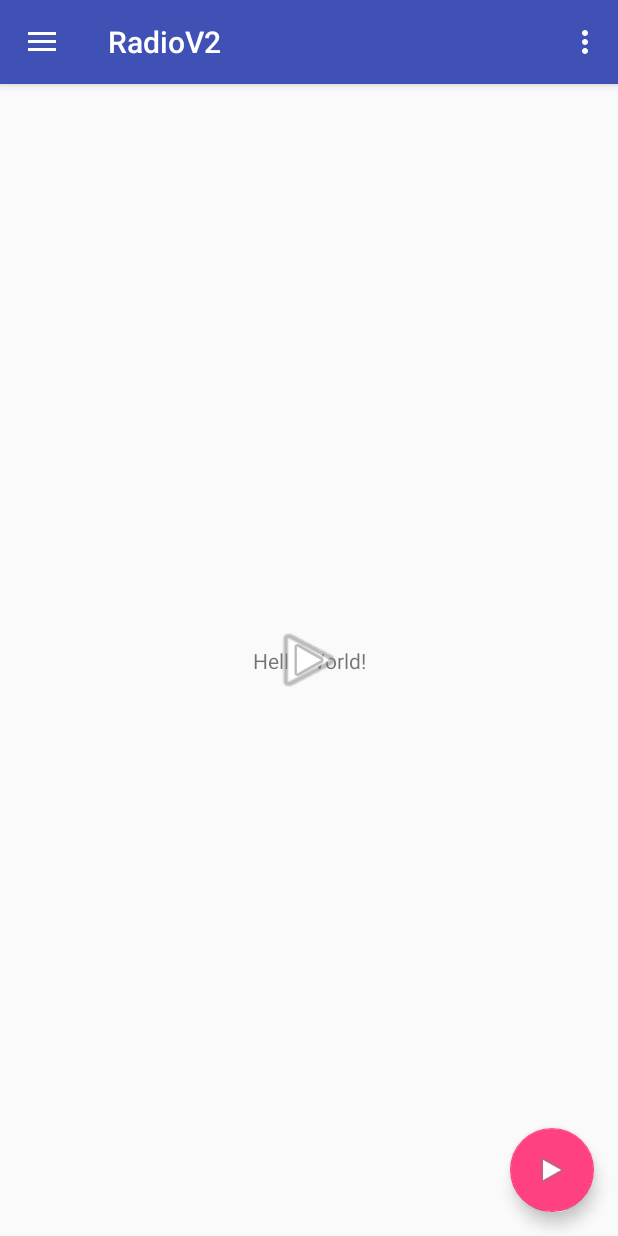
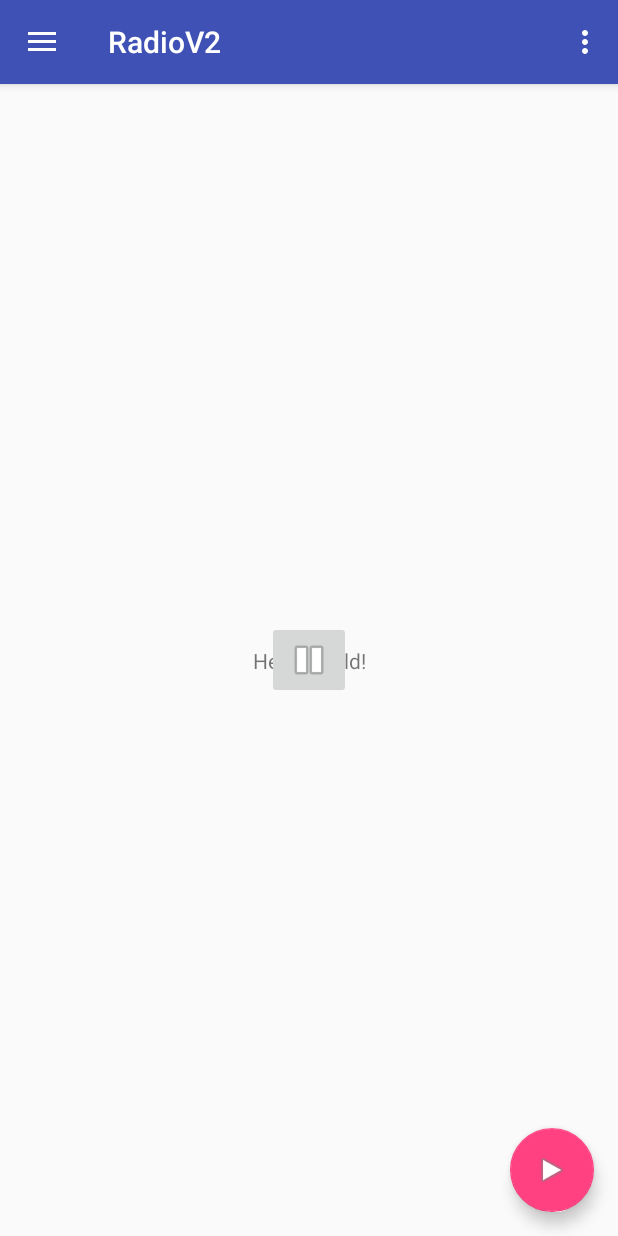
Before and after one commit to ElKabs/RadioV2, an Android app: the screen it shows after launch (MainActivity), after a tap on an icon or button, on a phone screen of 412 x 824 dp. Run offline under Robolectric (Android 15) with nearby library versions, the phone set to English and light mode, and no system bars.

Commit message:
Cambio en botón

```diff
--- a/app/src/main/java/com/example/kabs_/radiov2/MainActivity.java
+++ b/app/src/main/java/com/example/kabs_/radiov2/MainActivity.java
@@ -68,20 +68,17 @@ public class MainActivity extends AppCompatActivity
             if(!reproduciendo) {
                 reproducir();
                 reproduciendo = true;
-                bt.setBackgroundColor(Color.WHITE);
-                bt.setBackgroundResource(android.R.drawable.ic_media_play);
+                bt.setImageResource(android.R.drawable.ic_media_pause);
             }
             else{
                 pausar();
                 reproduciendo = false;
-                bt.setBackgroundColor(Color.WHITE);
-                bt.setBackgroundResource(android.R.drawable.ic_media_pause);
+                bt.setImageResource(android.R.drawable.ic_media_play);
             }
             Log.d("MainActivity", "Reproduciendo...");
         } catch (Exception e) {
             Log.e("StreamAudioDemo", e.getMessage());
         }
-        Log.d("Hora", estaEnHora());
     }
 
     @Override
@@ -123,7 +120,7 @@ public class MainActivity extends AppCompatActivity
         int id = item.getItemId();
 
         if (id == R.id.nav_camera) {
-            // Handle the camera action
+
         } else if (id == R.id.nav_gallery) {
 
         } else if (id == R.id.nav_slideshow) {
```
